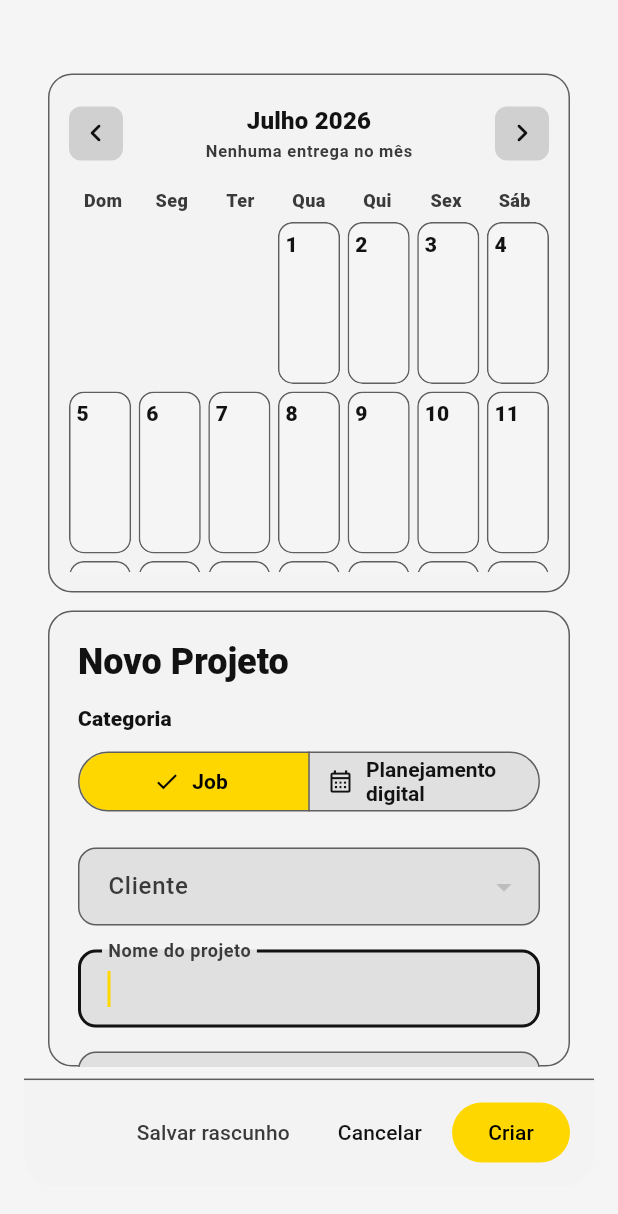
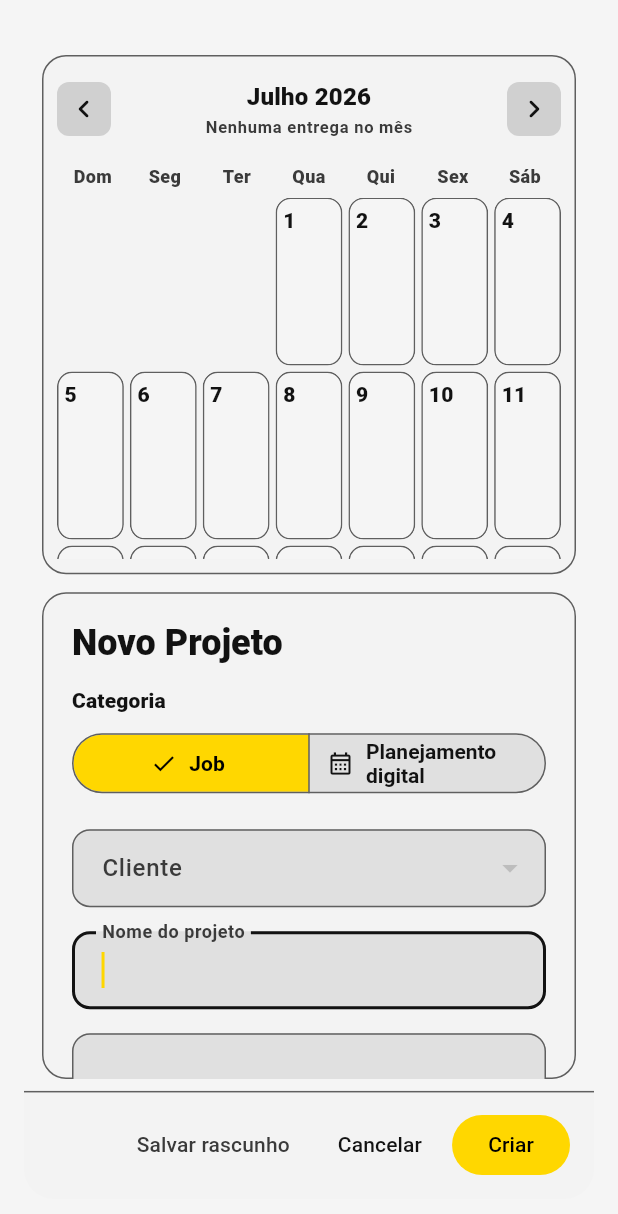
Before and after one commit to luisjuniorawr1/dofluxo, a Flutter app: the NewProjectDialog widget shown alone on an empty page, opened directly, on a phone screen of 412 x 824 dp. Shown: the top 1214 px of the screen. Run offline on Flutter 3.47's test engine with Material 3 defaults, Android fonts, the phone set to English and light mode, and no system bars; our stand-ins replace cloud_firestore, firebase_auth, firebase_core, flutter_colorpicker, google_fonts, shared_preferences; missing offline and left inert: dart:html; accounts and stored records are empty.

Commit message:
fix(ui): widen Novo Projeto dialog for wider calendar cells
Use near full-bleed width, give the calendar more horizontal flex, and
show project names on denser mini-cards.

Co-authored-by: luisjuniorawr1 <luisjuniorawr1@users.noreply.github.com>

```diff
--- a/lib/presentation/projects/widgets/new_project_delivery_calendar.dart
+++ b/lib/presentation/projects/widgets/new_project_delivery_calendar.dart
@@ -91,7 +91,7 @@ class _NewProjectDeliveryCalendarState extends State<NewProjectDeliveryCalendar>
             border: Border.all(color: scheme.outline),
           ),
           child: Padding(
-            padding: const EdgeInsets.all(14),
+            padding: const EdgeInsets.all(10),
             child: Column(
               crossAxisAlignment: CrossAxisAlignment.stretch,
               children: [
@@ -203,10 +203,10 @@ class _NewProjectDeliveryCalendarState extends State<NewProjectDeliveryCalendar>
 
     return LayoutBuilder(
       builder: (context, constraints) {
-        const gap = 5.0;
+        const gap = 4.0;
         final rawHeight = (constraints.maxHeight - gap * (rows - 1)) / rows;
         // Células altas o bastante para mini-cards do Kanban.
-        final cellHeight = rawHeight.clamp(108.0, 168.0);
+        final cellHeight = rawHeight.clamp(112.0, 180.0);
 
         return GridView.builder(
           physics: const BouncingScrollPhysics(),
@@ -445,16 +445,16 @@ class _KanbanMiniCard extends StatelessWidget {
               children: [
                 Text(
                   entry.cardTitle,
-                  maxLines: dense ? 1 : 2,
+                  maxLines: 2,
                   overflow: TextOverflow.ellipsis,
                   style: theme.textTheme.labelMedium?.copyWith(
                     color: const Color(0xFF1A1A1A),
                     fontWeight: FontWeight.w800,
-                    fontSize: dense ? 10 : 12,
+                    fontSize: dense ? 11 : 12,
                     height: 1.2,
                   ),
                 ),
-                if (!dense && subtitle != null) ...[
+                if (subtitle != null) ...[
                   const SizedBox(height: 2),
                   Text(
                     subtitle,
@@ -463,7 +463,7 @@ class _KanbanMiniCard extends StatelessWidget {
                     style: theme.textTheme.labelSmall?.copyWith(
                       color: const Color(0xFF1A1A1A).withValues(alpha: 0.65),
                       fontWeight: FontWeight.w600,
-                      fontSize: 10,
+                      fontSize: dense ? 9 : 10,
                     ),
                   ),
                 ],
--- a/lib/presentation/projects/widgets/new_project_dialog.dart
+++ b/lib/presentation/projects/widgets/new_project_dialog.dart
@@ -113,17 +113,25 @@ class _NewProjectDialogState extends State<NewProjectDialog> {
     final scheme = theme.colorScheme;
     final media = MediaQuery.sizeOf(context);
     final isWide = media.width >= 900;
-    final maxHeight = media.height * 0.92;
+    final maxHeight = media.height * 0.94;
+    // Quase full-bleed: células do calendário ficam mais largas p/ o nome do card.
+    final dialogWidth = isWide
+        ? (media.width - 24).clamp(1100.0, 1680.0)
+        : 560.0;
 
     return Dialog(
-      insetPadding: const EdgeInsets.symmetric(horizontal: 16, vertical: 16),
+      insetPadding: EdgeInsets.symmetric(
+        horizontal: isWide ? 12 : 16,
+        vertical: 12,
+      ),
       backgroundColor: scheme.surface,
       surfaceTintColor: Colors.transparent,
       shape: RoundedRectangleBorder(borderRadius: BorderRadius.circular(20)),
       child: ConstrainedBox(
         constraints: BoxConstraints(
-          maxWidth: isWide ? 1200 : 560,
+          maxWidth: dialogWidth,
           maxHeight: maxHeight,
+          minWidth: isWide ? dialogWidth : 0,
         ),
         child: ClipRRect(
           borderRadius: BorderRadius.circular(20),
@@ -134,21 +142,21 @@ class _NewProjectDialogState extends State<NewProjectDialog> {
               children: [
                 Expanded(
                   child: Padding(
-                    padding: const EdgeInsets.fromLTRB(16, 16, 16, 8),
+                    padding: const EdgeInsets.fromLTRB(12, 12, 12, 8),
                     child: isWide
                         ? Row(
                             crossAxisAlignment: CrossAxisAlignment.stretch,
                             children: [
                               Expanded(
-                                flex: 6,
+                                flex: 7,
                                 child: NewProjectDeliveryCalendar(
                                   selectedDay: _calendarSelectedDay,
                                   onDaySelected: _onCalendarDaySelected,
                                 ),
                               ),
-                              const SizedBox(width: 16),
+                              const SizedBox(width: 12),
                               Expanded(
-                                flex: 5,
+                                flex: 4,
                                 child: _buildFormPanel(theme, scheme),
                               ),
                             ],
```
